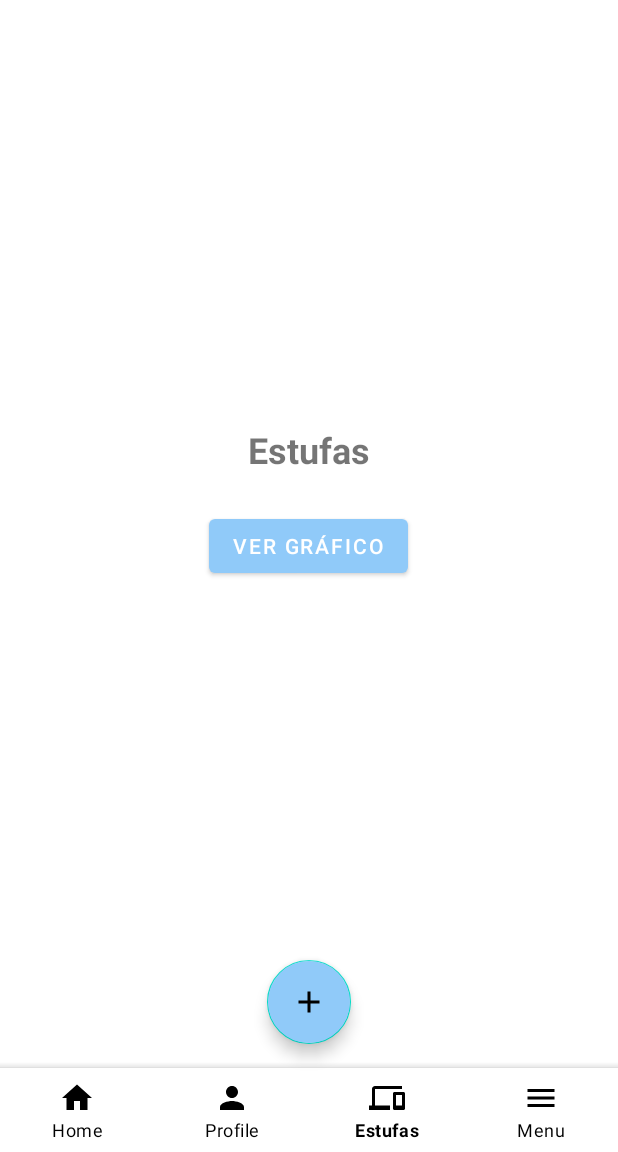
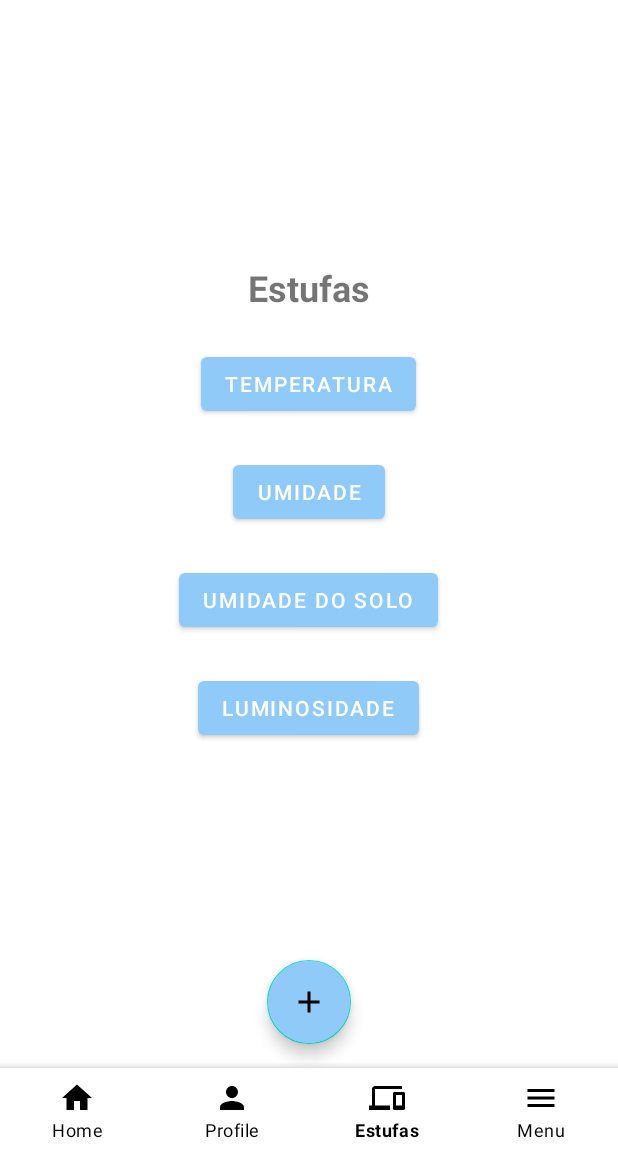
Before and after one commit to CarlosDan1ell/ORELLANA, an Android app: the screen it shows after launch once a user with an empty profile is signed in (TelaPrincipalActivity), item 3 of the bottom bar chosen, on a phone screen of 412 x 824 dp, the part 84-1236 px from its top. Run offline under Robolectric (Android 15) with nearby library versions, the phone set to English and light mode, and no system bars; our stand-ins replace Firebase (no records; nobody signed in at launch, a user with empty details on screens opened directly).

Commit message:
consertei o grafico de luminosidade e umidade do solo, aparentemente eu tava pegando a referencia errada no banco de dados

```diff
--- a/app/src/main/AndroidManifest.xml
+++ b/app/src/main/AndroidManifest.xml
@@ -34,7 +34,8 @@
             android:name=".TelaPrincipalActivity"
             android:exported="false" />
 
-<!--        <meta-data-->
+
+        <!--        <meta-data-->
 <!--            android:name="preloaded_fonts"-->
 <!--            android:resource="@array/preloaded_fonts" />-->
     </application>
--- a/app/src/main/java/com/example/orellanaproject2/EstufasFragment.kt
+++ b/app/src/main/java/com/example/orellanaproject2/EstufasFragment.kt
@@ -1,5 +1,6 @@
 package com.example.orellanaproject2
 
+import GraficoFragment
 import android.os.Bundle
 import androidx.fragment.app.Fragment
 import android.view.LayoutInflater
@@ -19,9 +20,21 @@ class EstufasFragment : Fragment() {
     override fun onViewCreated(view: View, savedInstanceState: Bundle?) {
         super.onViewCreated(view, savedInstanceState)
 
-        val btnGrafico = view.findViewById<Button>(R.id.btnGrafico)
-        btnGrafico.setOnClickListener {
-            GraficoDialogFragment().show(parentFragmentManager, "grafico")
+        val btnGrafico1 = view.findViewById<Button>(R.id.btnGrafico1)
+        btnGrafico1.setOnClickListener {
+            GraficoFragment("Temperatura").show(parentFragmentManager, "grafico")
+        }
+        val btnGrafico2 = view.findViewById<Button>(R.id.btnGrafico2)
+        btnGrafico2.setOnClickListener {
+            GraficoFragment("Umidade").show(parentFragmentManager, "grafico")
+        }
+        val btnGrafico3 = view.findViewById<Button>(R.id.btnGrafico3)
+        btnGrafico3.setOnClickListener {
+            GraficoFragment("Umidade do Solo").show(parentFragmentManager, "grafico")
+        }
+        val btnGrafico4 = view.findViewById<Button>(R.id.btnGrafico4)
+        btnGrafico4.setOnClickListener {
+            GraficoFragment("Luminosidade").show(parentFragmentManager, "grafico")
         }
     }
 }
--- a/app/src/main/res/layout/fragment_estufas.xml
+++ b/app/src/main/res/layout/fragment_estufas.xml
@@ -20,10 +20,28 @@
             android:textStyle="bold" />
 
         <Button
-            android:id="@+id/btnGrafico"
+            android:id="@+id/btnGrafico1"
             android:layout_width="wrap_content"
             android:layout_height="wrap_content"
-            android:text="Ver Gráfico"
+            android:text="Temperatura"
+            android:layout_marginTop="24dp" />
+        <Button
+            android:id="@+id/btnGrafico2"
+            android:layout_width="wrap_content"
+            android:layout_height="wrap_content"
+            android:text="Umidade"
+            android:layout_marginTop="24dp" />
+        <Button
+            android:id="@+id/btnGrafico3"
+            android:layout_width="wrap_content"
+            android:layout_height="wrap_content"
+            android:text="Umidade do Solo"
+            android:layout_marginTop="24dp" />
+        <Button
+            android:id="@+id/btnGrafico4"
+            android:layout_width="wrap_content"
+            android:layout_height="wrap_content"
+            android:text="Luminosidade"
             android:layout_marginTop="24dp" />
     </LinearLayout>
 </FrameLayout>
```
Also changed, not shown: app/src/main/java/com/example/orellanaproject2/GraficoDialogFragment.kt (deleted, +0 -47 lines), app/src/main/java/com/example/orellanaproject2/GraficoFragment.kt (added, +81 -0 lines), app/src/main/res/layout/fragment_grafico.xml (renamed from app/src/main/res/layout/fragment_dialog_grafico.xml).
